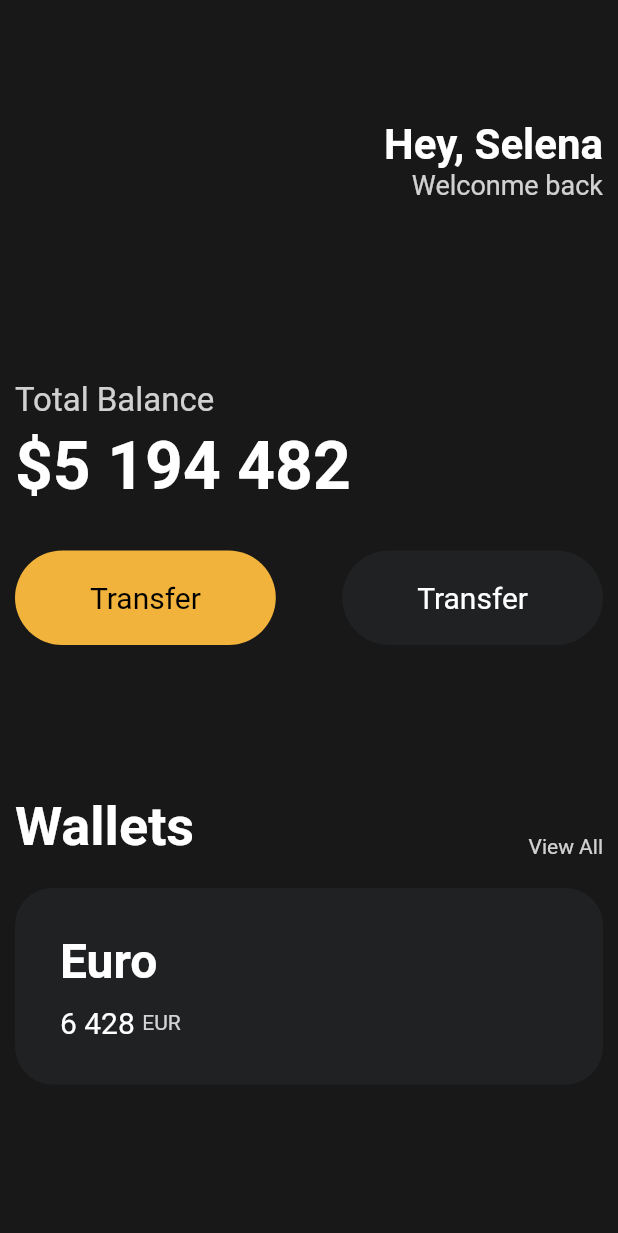
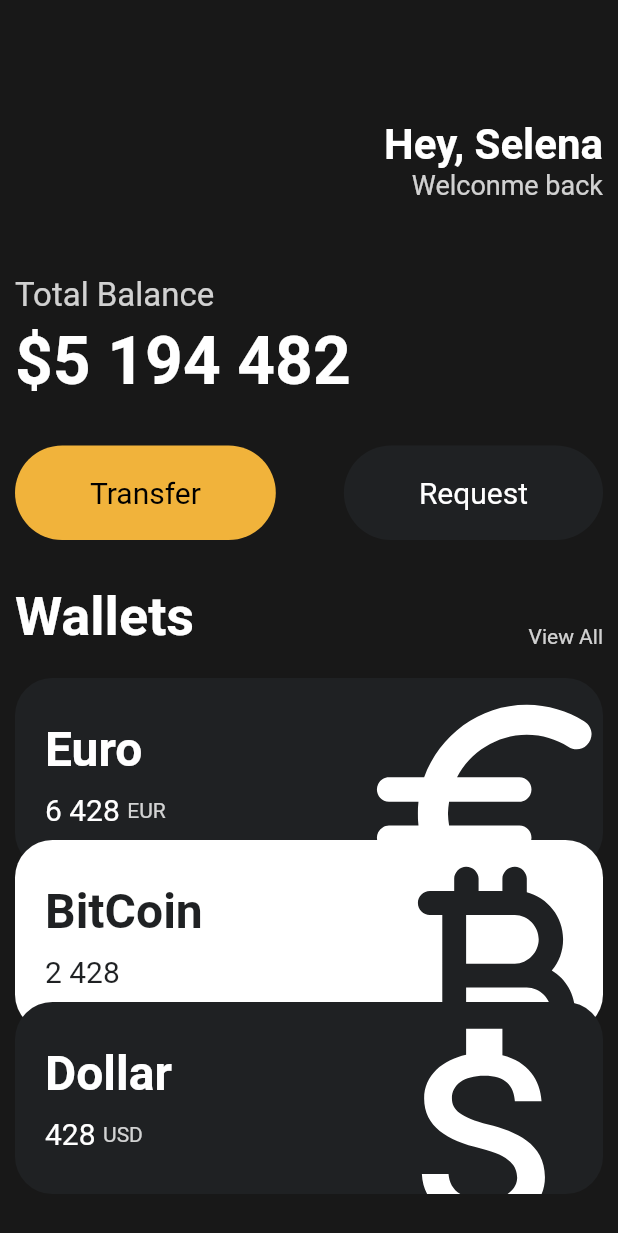
Before and after one commit to Shinsieon/FlutterApps, a Flutter app: the screen it shows after launch, on a phone screen of 412 x 824 dp. Shown: the top 1233 px of the screen. Run offline on Flutter 3.47's test engine with Material 2 defaults, Android fonts, the phone set to English and light mode, and no system bars.

Commit message:
flutter app practice

```diff
--- a/toonflix/lib/main.dart
+++ b/toonflix/lib/main.dart
@@ -1,5 +1,6 @@
 import 'package:flutter/material.dart';
 import 'package:toonflix/widgets/button.dart';
+import 'package:toonflix/widgets/currency_card.dart';
 
 void main() {
   runApp(const App());
@@ -47,7 +48,7 @@ class App extends StatelessWidget {
                   ],
                 ),
                 const SizedBox(
-                  height: 120,
+                  height: 50,
                 ),
                 Text(
                   'Total Balance',
@@ -74,13 +75,13 @@ class App extends StatelessWidget {
                         bgColor: Color(0xFFF1B33B),
                         textColor: Colors.black),
                     Button(
-                        text: 'Transfer',
+                        text: 'Request',
                         bgColor: Color(0xFF1F2123),
                         textColor: Colors.white)
                   ],
                 ),
                 const SizedBox(
-                  height: 100,
+                  height: 30,
                 ),
                 Row(
                   crossAxisAlignment: CrossAxisAlignment.end,
@@ -104,53 +105,29 @@ class App extends StatelessWidget {
                 const SizedBox(
                   height: 20,
                 ),
-                Container(
-                  decoration: BoxDecoration(
-                    color: const Color(0xFF1F2123),
-                    borderRadius: BorderRadius.circular(25),
-                  ),
-                  child: Padding(
-                    padding: const EdgeInsets.all(30),
-                    child: Row(
-                      children: [
-                        Column(
-                          crossAxisAlignment: CrossAxisAlignment.start,
-                          children: [
-                            const Text(
-                              'Euro',
-                              style: TextStyle(
-                                  color: Colors.white,
-                                  fontSize: 32,
-                                  fontWeight: FontWeight.w600),
-                            ),
-                            const SizedBox(
-                              height: 10,
-                            ),
-                            Row(
-                              children: [
-                                const Text(
-                                  '6 428',
-                                  style: TextStyle(
-                                    color: Colors.white,
-                                    fontSize: 20,
-                                  ),
-                                ),
-                                const SizedBox(
-                                  width: 5,
-                                ),
-                                Text(
-                                  'EUR',
-                                  style: TextStyle(
-                                    color: Colors.white.withOpacity(0.8),
-                                  ),
-                                ),
-                              ],
-                            )
-                          ],
-                        )
-                      ],
-                    ),
-                  ),
+                const CurrencyCard(
+                  name: 'Euro',
+                  code: 'EUR',
+                  amount: '6 428',
+                  icon: Icons.euro_rounded,
+                  isInverted: false,
+                  offsetY: 0,
+                ),
+                const CurrencyCard(
+                  name: 'BitCoin',
+                  code: 'BTC',
+                  amount: '2 428',
+                  icon: Icons.currency_bitcoin_rounded,
+                  isInverted: true,
+                  offsetY: -20,
+                ),
+                const CurrencyCard(
+                  name: 'Dollar',
+                  code: 'USD',
+                  amount: '428',
+                  icon: Icons.attach_money_outlined,
+                  isInverted: false,
+                  offsetY: -40,
                 ),
               ],
             ),
--- /dev/null
+++ b/toonflix/lib/widgets/currency_card.dart
@@ -0,0 +1,87 @@
+import 'package:flutter/material.dart';
+
+class CurrencyCard extends StatelessWidget {
+  final String name, code, amount;
+  final IconData icon;
+  final bool isInverted;
+  final blackColor = const Color(0xFF1F2123);
+  final double offsetY;
+
+  const CurrencyCard({
+    super.key,
+    required this.name,
+    required this.code,
+    required this.amount,
+    required this.icon,
+    required this.isInverted,
+    required this.offsetY,
+  });
+
+  @override
+  Widget build(BuildContext context) {
+    return Transform.translate(
+      offset: Offset(0, offsetY),
+      child: Container(
+        clipBehavior: Clip.hardEdge,
+        decoration: BoxDecoration(
+          color: isInverted ? Colors.white : blackColor,
+          borderRadius: BorderRadius.circular(25),
+        ),
+        child: Padding(
+          padding: const EdgeInsets.all(20),
+          child: Row(
+            mainAxisAlignment: MainAxisAlignment.spaceBetween,
+            children: [
+              Column(
+                crossAxisAlignment: CrossAxisAlignment.start,
+                children: [
+                  Text(
+                    name,
+                    style: TextStyle(
+                        color: isInverted ? blackColor : Colors.white,
+                        fontSize: 32,
+                        fontWeight: FontWeight.w600),
+                  ),
+                  const SizedBox(
+                    height: 10,
+                  ),
+                  Row(
+                    children: [
+                      Text(
+                        amount,
+                        style: TextStyle(
+                          color: isInverted ? blackColor : Colors.white,
+                          fontSize: 20,
+                        ),
+                      ),
+                      const SizedBox(
+                        width: 5,
+                      ),
+                      Text(
+                        code,
+                        style: TextStyle(
+                          color: Colors.white.withOpacity(0.8),
+                        ),
+                      ),
+                    ],
+                  )
+                ],
+              ),
+              Transform.scale(
+                scale: 2.2,
+                child: Transform.translate(
+                  offset: const Offset(-5, 12),
+                  child: Icon(
+                    icon,
+                    color: isInverted ? blackColor : Colors.white,
+                    size: 88,
+                  ),
+                ),
+              )
+            ],
+          ),
+        ),
+      ),
+    );
+  }
+}
```
